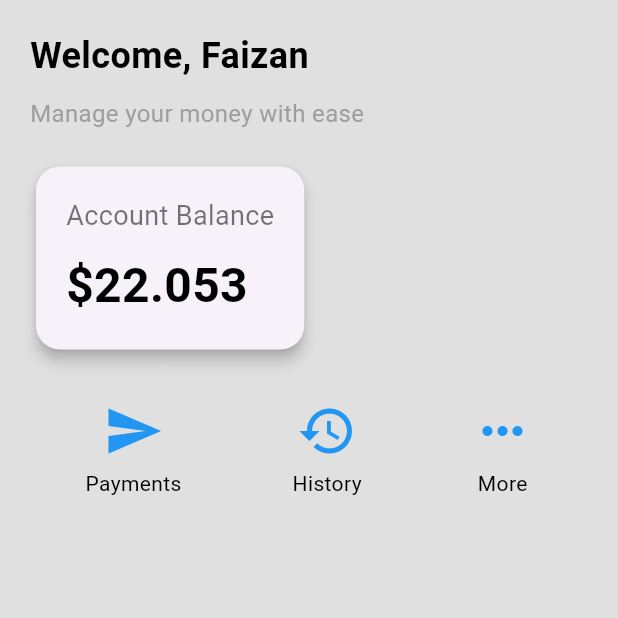
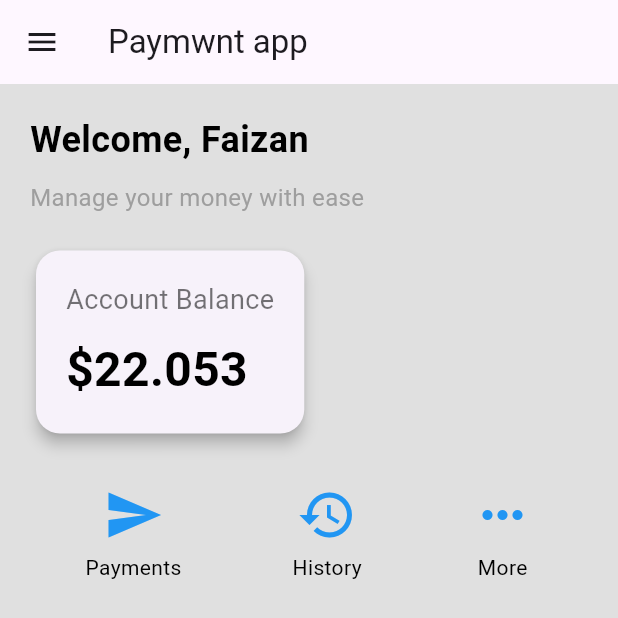
Before and after one commit to Faizanyaqoob560/payment-app, a Flutter app: the HomeScreen screen opened directly, on a phone screen of 412 x 824 dp. Shown: the top 618 px of the screen. Run offline on Flutter 3.47's test engine with Material 3 defaults, Android fonts, the phone set to English and light mode, and no system bars.

Commit message:
add drawer in homepage and make same theme of splash screen

```diff
--- a/flutter_application_1/lib/Home_screen.dart
+++ b/flutter_application_1/lib/Home_screen.dart
@@ -6,6 +6,34 @@ class HomeScreen extends StatelessWidget {
   @override
   Widget build(BuildContext context) {
     return Scaffold(
+      appBar: AppBar(
+        title: Text(
+          "Paymwnt app",
+        ),
+      ),
+      drawer: Drawer(
+        child: ListView(
+          children: [
+            const DrawerHeader(
+              decoration: BoxDecoration(
+                color: Colors.blue,
+              ),
+              child: Text("Header"),
+            ),
+            ListTile(
+              title: Text("one"),
+              onTap: () {},
+            ),
+            const SizedBox(
+              height: 8,
+            ),
+            ListTile(
+              title: Text("two"),
+              onTap: () {},
+            ),
+          ],
+        ),
+      ),
       backgroundColor: Colors.grey.shade300,
       body: SafeArea(
         child: Padding(
--- a/flutter_application_1/lib/main.dart
+++ b/flutter_application_1/lib/main.dart
@@ -12,7 +12,7 @@ class MyApp extends StatelessWidget {
       debugShowCheckedModeBanner: false,
       title: 'Payment App',
       color: Colors.grey.shade700,
-      home: SplashScreen(), // Start with the splash screen
+      home: SplashScreen(),
     );
   }
 }
--- a/flutter_application_1/lib/splash_screen.dart
+++ b/flutter_application_1/lib/splash_screen.dart
@@ -7,8 +7,6 @@ class SplashScreen extends StatelessWidget {
     return Scaffold(
       body: GestureDetector(
         onTap: () {
-          // Navigate to LoginScreen when user taps on splash screen
-
           Navigator.pushReplacement(
             context,
             MaterialPageRoute(
```
